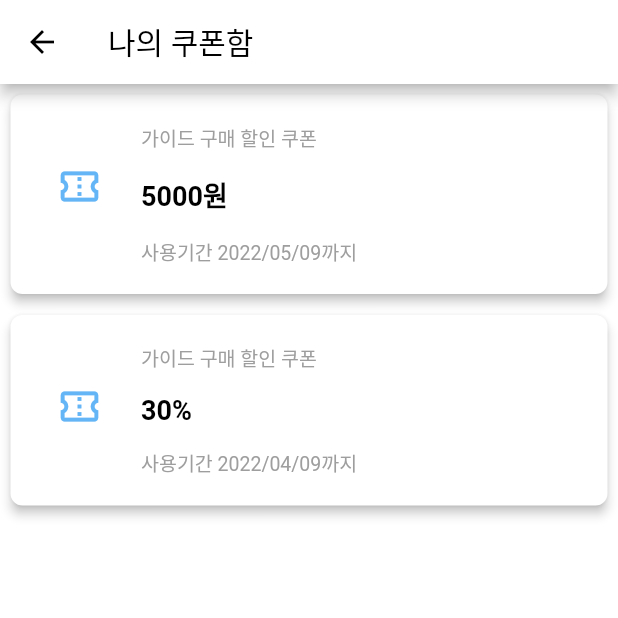
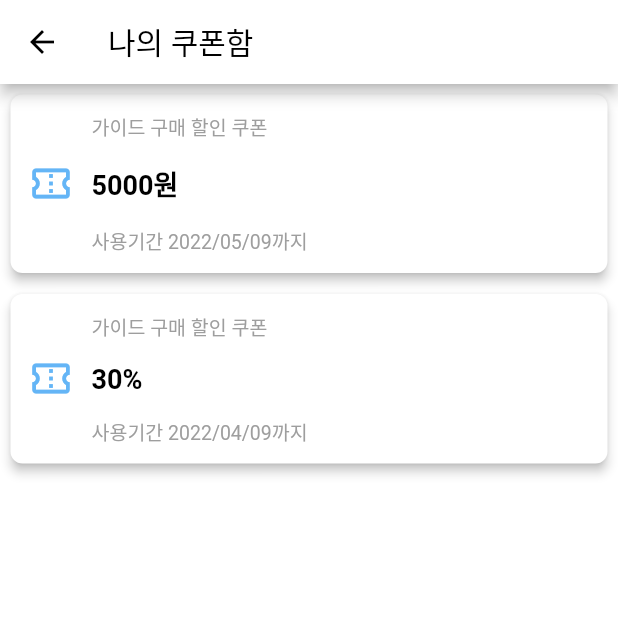
Before and after one commit to 5ydwg/Semomen, a Flutter app: the MyCouponPage screen opened directly, on a phone screen of 412 x 824 dp, the top half of it. Run offline on Flutter 3.47's test engine with Material 2 defaults, Android fonts, the phone set to English and light mode, and no system bars; our stand-ins replace cloud_firestore, firebase_auth, firebase_core, flutter_rating_bar; accounts and stored records are empty; network calls fail.

Commit message:
Add coupon pabe ui

```diff
--- a/semomen/lib/pages/my_coupon_page.dart
+++ b/semomen/lib/pages/my_coupon_page.dart
@@ -37,10 +37,7 @@ class _MyCouponPageState extends State<MyCouponPage> {
           color: Colors.black, //뒤로가기 색변경
         ),
       ),
-      body: Column(
-        children: [
-          Expanded(
-            child: ListView.builder(
+      body: ListView.builder(
         itemCount: dataList.length,
         itemBuilder: (BuildContext context, int index) {
           Map<String, dynamic> data = dataList[index];
@@ -49,9 +46,6 @@ class _MyCouponPageState extends State<MyCouponPage> {
           String subtitle1 = data["subtitle1"];
           return CouponList(data: data);
         },
-            ),
-          )
-        ],
       ),
     );
   }
@@ -68,46 +62,41 @@ class CouponList extends StatelessWidget {
       margin: const EdgeInsets.all(7),
       elevation: 3.0,
       shape: RoundedRectangleBorder(borderRadius: BorderRadius.circular(8.0)),
-      child: Container(
       child: Padding(
-          padding: const EdgeInsets.all(15.0),
-          child: ListTile(
-            leading: Padding(
-              padding: const EdgeInsets.only(top: 15),
-              child: Icon(
+        padding: const EdgeInsets.all(12.0),
+        child: Row(children: [
+          Icon(
             Icons.confirmation_num_outlined,
             color: Colors.blue[300],
             size: 30,
           ),
+          SizedBox(
+            width: 12.0,
           ),
-            title: Text(
-              data["title"],
+          Column(
+            crossAxisAlignment: CrossAxisAlignment.start,
+            children: [
+              Text(
+                data['title'],
                 style: TextStyle(color: Colors.grey, fontSize: 13),
               ),
-            subtitle: Column(
-              crossAxisAlignment: CrossAxisAlignment.start,
-              children: [
-                SizedBox(
-                  height: 15,
-                ),
-                Text(
-                  data["subtitle"],
+              Padding(
+                padding: const EdgeInsets.symmetric(vertical: 15.0),
+                child: Text(
+                  data['subtitle'],
                   style: TextStyle(
                       color: Colors.black,
                       fontSize: 18,
                       fontWeight: FontWeight.bold),
                 ),
-                SizedBox(
-                  height: 15,
               ),
               Text(
-                  data["subtitle1"],
+                data['subtitle1'],
                 style: TextStyle(color: Colors.grey, fontSize: 13),
               )
             ],
           ),
-          ),
-        ),
+        ]),
       ),
     );
   }
```
Also changed, not shown: 1 other file. Lines whose indentation alone changed are shown as unchanged.
